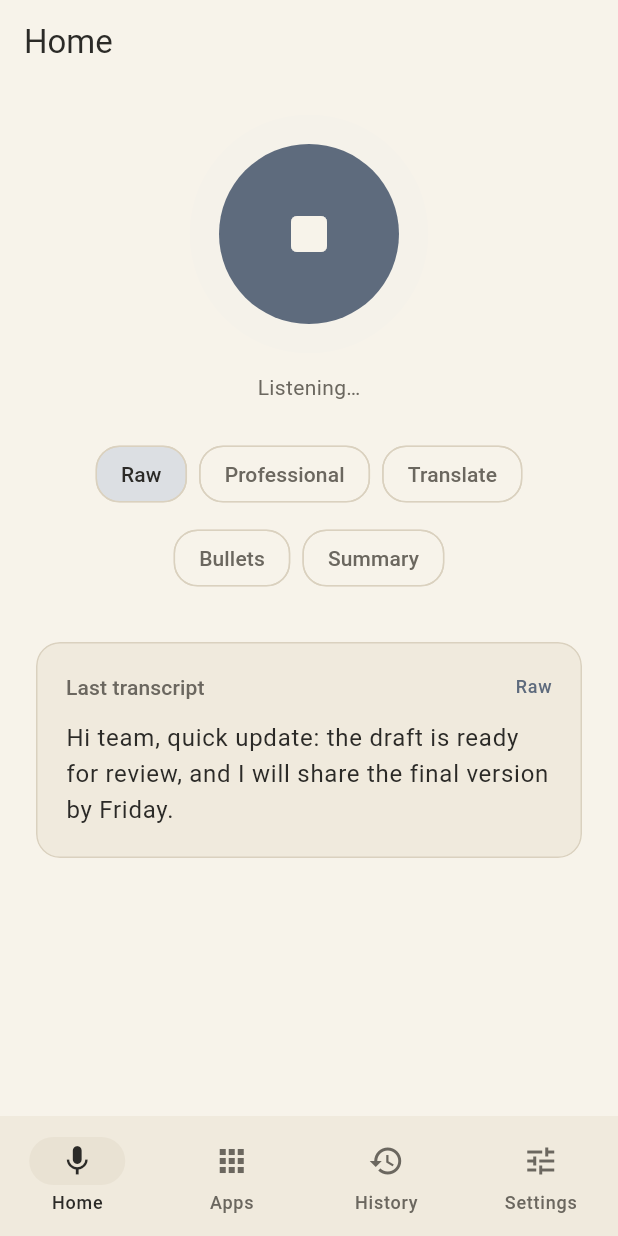
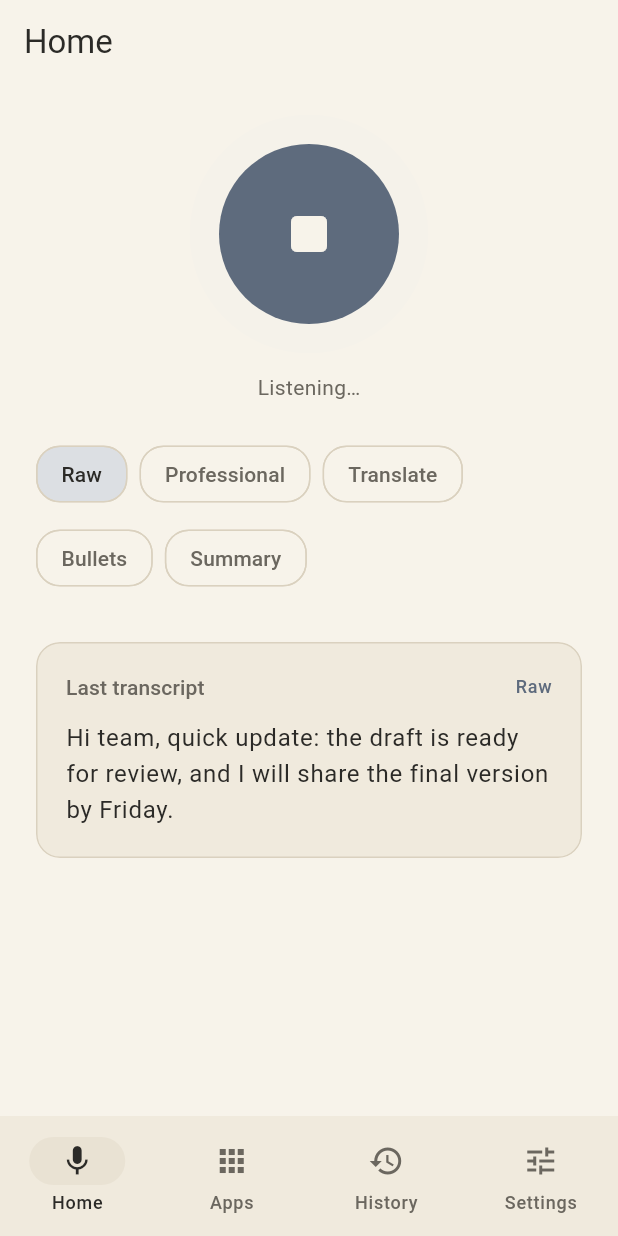
Before and after one commit to shahdivax/varnuvi, a Flutter app: the screen it shows after launch, after a tap on the "mic" icon, on a phone screen of 412 x 824 dp. Run offline on Flutter 3.47's test engine with Material 3 defaults, Android fonts, the phone set to English and light mode, and no system bars.

Commit message:
Polish 5: mode chips aligned the same on Home and Settings

```diff
--- a/lib/screens/settings_screen.dart
+++ b/lib/screens/settings_screen.dart
@@ -44,12 +44,9 @@ class SettingsScreen extends StatelessWidget {
           title: 'Default mode',
           child: ValueListenableBuilder<TranscriptMode>(
             valueListenable: appSettings.defaultMode,
-            builder: (context, mode, _) => Align(
-              alignment: Alignment.centerLeft,
-              child: ModeChips(
-                selected: mode,
-                onChanged: (m) => appSettings.defaultMode.value = m,
-              ),
+            builder: (context, mode, _) => ModeChips(
+              selected: mode,
+              onChanged: (m) => appSettings.defaultMode.value = m,
             ),
           ),
         ),
--- a/lib/widgets/mode_chips.dart
+++ b/lib/widgets/mode_chips.dart
@@ -12,7 +12,7 @@ class ModeChips extends StatelessWidget {
   @override
   Widget build(BuildContext context) {
     return Wrap(
-      alignment: WrapAlignment.center,
+      alignment: WrapAlignment.start,
       spacing: 8,
       runSpacing: 8,
       children: [
```
Also changed, not shown: 1 other file.
